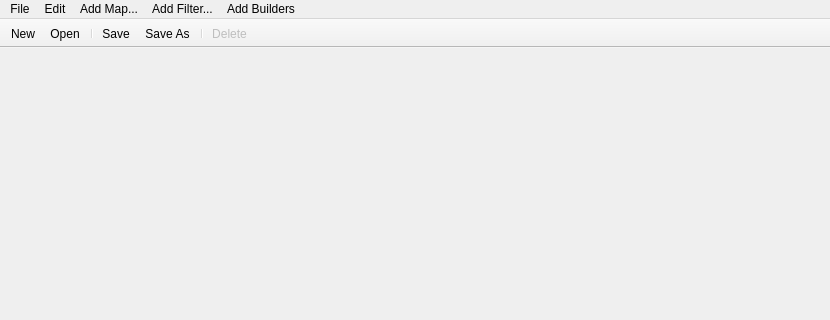
Before: the Qt Designer form src/mainwindow.ui in julievrnt/easi-gui, drawn with Qt 5; both pictures show x 0 to 830 and y 0 to 320 of the 830 by 601 pixel window.
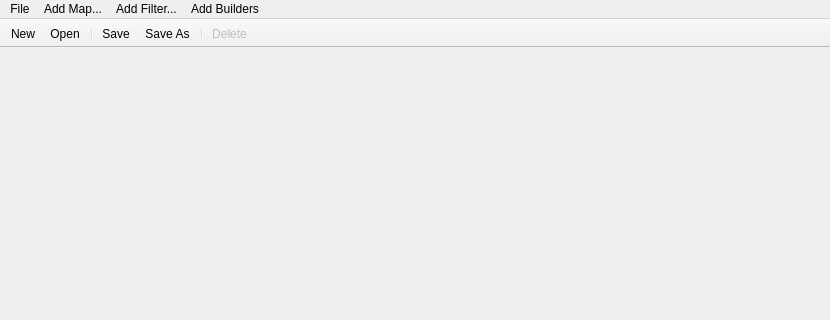
After: the same form once the commit is applied. Icons and pictures are not drawn.

Commit message: removed menu edit again

Patch:
```diff
--- a/src/mainwindow.ui
+++ b/src/mainwindow.ui
@@ -64,17 +64,6 @@
     <addaction name="actionSave"/>
     <addaction name="actionSaveAs"/>
    </widget>
-   <widget class="QMenu" name="menuEdit">
-    <property name="title">
-     <string>Edit</string>
-    </property>
-    <addaction name="actionUndo"/>
-    <addaction name="actionRedo"/>
-    <addaction name="separator"/>
-    <addaction name="actionCut"/>
-    <addaction name="actionCopy"/>
-    <addaction name="actionPaste"/>
-   </widget>
    <widget class="QMenu" name="menuAdd_Builders">
     <property name="title">
      <string>Add Builders</string>
@@ -83,7 +72,6 @@
     <addaction name="actionAddInclude"/>
    </widget>
    <addaction name="menuFile"/>
-   <addaction name="menuEdit"/>
    <addaction name="menuAdd_map"/>
    <addaction name="menuAdd_Filter"/>
    <addaction name="menuAdd_Builders"/>
```
